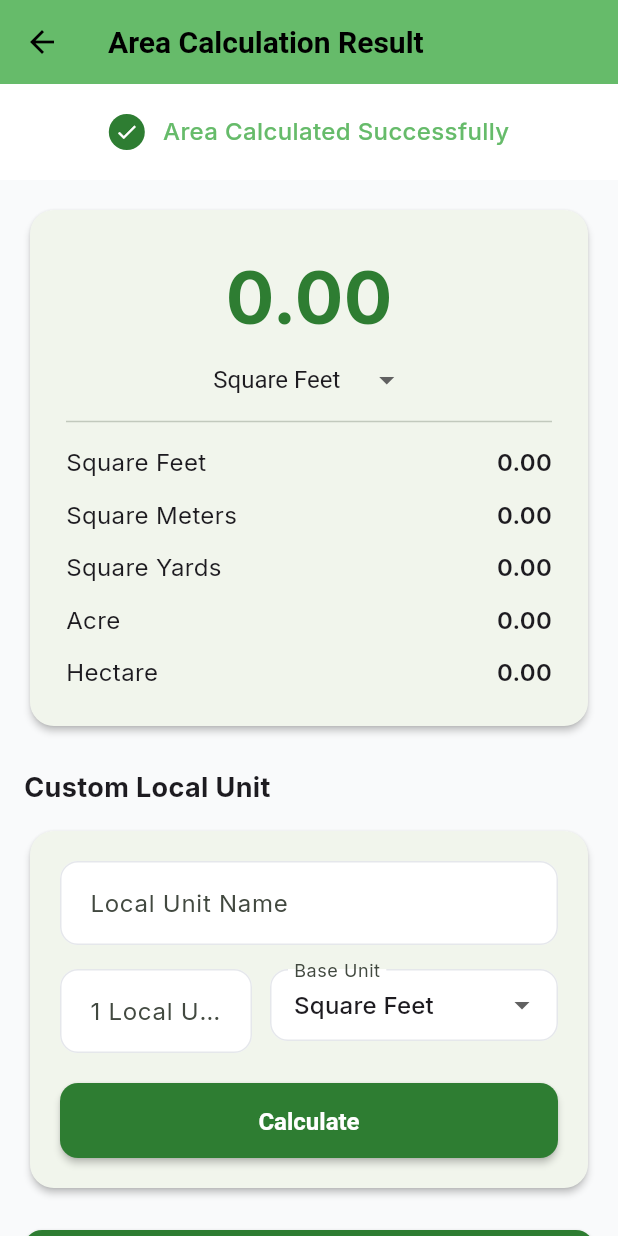
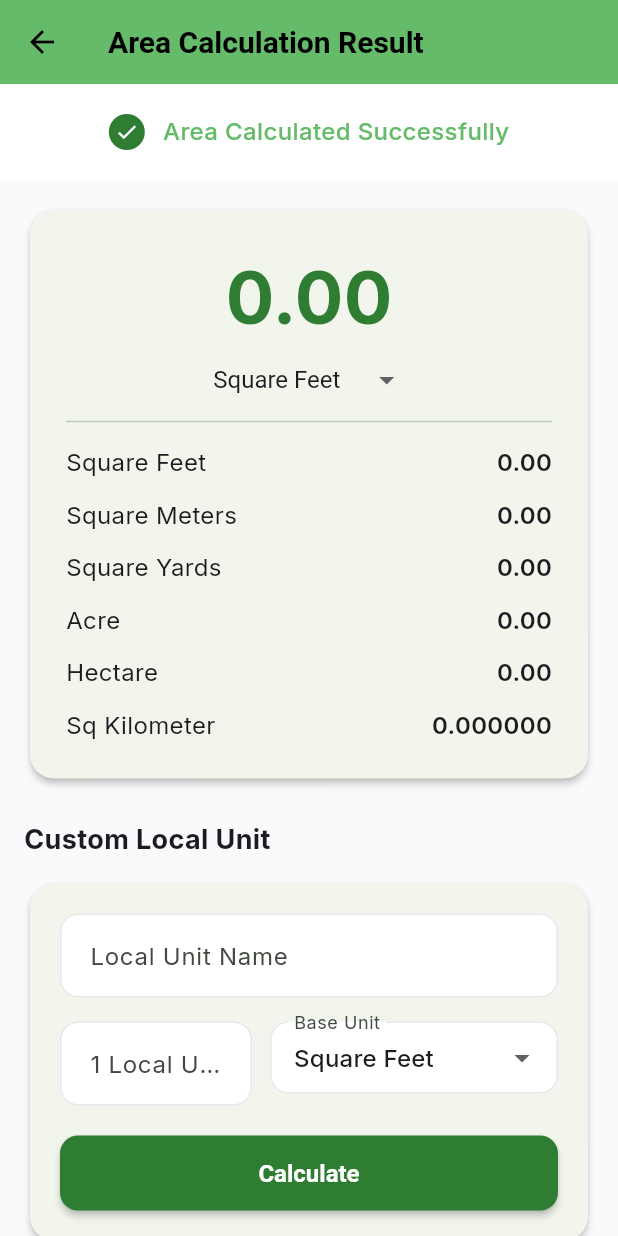
Before and after one commit to ak0586/BhuMitra, a Flutter app: the AreaResultScreen screen opened by its route, on a phone screen of 412 x 824 dp. Run offline on Flutter 3.47's test engine with Material 3 defaults, Android fonts, the phone set to English and light mode, and no system bars; our stand-ins replace cloud_firestore, firebase_auth, firebase_core, flutter_dotenv, flutter_map, flutter_riverpod and 12 more; missing offline and left inert: firebase_app_check, turf; accounts and stored records are empty; network calls fail.

Commit message:
added km unit and updated plot card on saved plot screen

```diff
--- a/lib/features/converter/unit_converter_screen.dart
+++ b/lib/features/converter/unit_converter_screen.dart
@@ -73,6 +73,7 @@ class _UnitConverterScreenState extends ConsumerState<UnitConverterScreen> {
     'Square Feet',
     'Square Meters',
     'Square Yards',
+    'Square Kilometer',
     'Acre',
     'Hectare',
   ];
@@ -82,6 +83,7 @@ class _UnitConverterScreenState extends ConsumerState<UnitConverterScreen> {
     'Square Feet': 1.0,
     'Square Meters': 10.764,
     'Square Yards': 9.0,
+    'Square Kilometer': 10763910.4,
     'Acre': 43560.0,
     'Hectare': 107639.0,
   };
@@ -406,6 +408,7 @@ class _UnitConverterScreenState extends ConsumerState<UnitConverterScreen> {
                       ],
                     ),
                   ),
+                  SizedBox(height: MediaQuery.of(context).padding.bottom + 16),
                 ],
               ),
             ),
--- a/lib/features/home/help_screen.dart
+++ b/lib/features/home/help_screen.dart
@@ -315,6 +315,7 @@ class _HelpScreenState extends ConsumerState<HelpScreen> {
                 ),
 
                 const SizedBox(height: 32),
+                SizedBox(height: MediaQuery.of(context).padding.bottom + 16),
               ],
             ),
           ),
--- a/lib/features/home/home_screen.dart
+++ b/lib/features/home/home_screen.dart
@@ -462,6 +462,10 @@ class _HomeScreenState extends ConsumerState<HomeScreen> {
                           color: const Color(0xFF7B1FA2),
                           onTap: () => context.push('/help'),
                         ),
+
+                        SizedBox(
+                          height: MediaQuery.of(context).padding.bottom + 16,
+                        ),
                       ],
                     ),
                   ),
--- a/lib/features/result/area_result_screen.dart
+++ b/lib/features/result/area_result_screen.dart
@@ -45,11 +45,13 @@ class _AreaResultScreenState extends ConsumerState<AreaResultScreen> {
     'Square Yards': 1.19599005,
     'Acre': 0.00024710538,
     'Hectare': 0.0001,
+    'Sq Kilometer': 0.000001,
   };
 
   // State for navigation and saving
   bool _hasManuallySaved = false;
   bool _canPop = false;
+  bool _isNavigating = false;
 
   BannerAd? _bannerAd;
   bool _isBannerAdLoaded = false;
@@ -523,6 +525,10 @@ class _AreaResultScreenState extends ConsumerState<AreaResultScreen> {
                       'Hectare',
                       areaResult.hectare.toStringAsFixed(4),
                     ),
+                    _buildPdfTableRow(
+                      'Square Kilometer',
+                      (areaResult.squareMeters * 0.000001).toStringAsFixed(6),
+                    ),
                     // Add custom unit if available
                     if (_customCalculatedArea != null &&
                         _unitNameController.text.isNotEmpty)
@@ -825,8 +831,12 @@ class _AreaResultScreenState extends ConsumerState<AreaResultScreen> {
 
   Future<void> _handleBackNavigation() async {
     debugPrint(
-      '_handleBackNavigation called. _hasManuallySaved: $_hasManuallySaved, autoSave: ${ref.read(autoSaveProvider)}',
+      '_handleBackNavigation called. _hasManuallySaved: $_hasManuallySaved, autoSave: ${ref.read(autoSaveProvider)}, isNavigating: $_isNavigating',
     );
+
+    if (_isNavigating) return;
+    _isNavigating = true;
+
     // Check if auto-save is enabled and we haven't saved manually
     final autoSave = ref.read(autoSaveProvider);
 
@@ -963,8 +973,13 @@ class _AreaResultScreenState extends ConsumerState<AreaResultScreen> {
           children: [
             // Main Display Value
             // Main Display Value
+            // Main Display Value
             Text(
-              displayArea.toStringAsFixed(ref.watch(precisionProvider)),
+              displayArea.toStringAsFixed(
+                _selectedDisplayUnit == 'Sq Kilometer'
+                    ? 6
+                    : ref.watch(precisionProvider),
+              ),
               style: const TextStyle(
                 fontSize: 48,
                 fontWeight: FontWeight.bold,
@@ -1014,15 +1029,21 @@ class _AreaResultScreenState extends ConsumerState<AreaResultScreen> {
             _buildPrimaryUnitRow('Acre', _getAreaInUnit('Acre')),
             const SizedBox(height: 12),
             _buildPrimaryUnitRow('Hectare', _getAreaInUnit('Hectare')),
+            const SizedBox(height: 12),
+            _buildPrimaryUnitRow(
+              'Sq Kilometer',
+              _getAreaInUnit('Sq Kilometer'),
+              precision: 6, // Higher precision for small numbers
+            ),
           ],
         ),
       ),
     );
   }
 
-  Widget _buildPrimaryUnitRow(String label, double value) {
-    final precision = ref.watch(precisionProvider);
-    final displayValue = value.toStringAsFixed(precision);
+  Widget _buildPrimaryUnitRow(String label, double value, {int? precision}) {
+    final int displayPrecision = precision ?? ref.watch(precisionProvider);
+    final displayValue = value.toStringAsFixed(displayPrecision);
 
     return Row(
       mainAxisAlignment: MainAxisAlignment.spaceBetween,
--- a/lib/features/settings/settings_screen.dart
+++ b/lib/features/settings/settings_screen.dart
@@ -157,6 +157,7 @@ class _SettingsScreenState extends ConsumerState<SettingsScreen> {
                           'Square Feet',
                           'Square Meters',
                           'Square Yards',
+                          'Sq Kilometer',
                           'Acre',
                           'Hectare',
                         ],
@@ -293,6 +294,7 @@ class _SettingsScreenState extends ConsumerState<SettingsScreen> {
                 ),
 
                 const SizedBox(height: 32),
+                SizedBox(height: MediaQuery.of(context).padding.bottom + 16),
               ],
             ),
           ),
--- a/pubspec.yaml
+++ b/pubspec.yaml
@@ -16,7 +16,7 @@ publish_to: 'none' # Remove this line if you wish to publish to pub.dev
 # https://developer.apple.com/library/archive/documentation/General/Reference/InfoPlistKeyReference/Articles/CoreFoundationKeys.html
 # In Windows, build-name is used as the major, minor, and patch parts
 # of the product and file versions while build-number is used as the build suffix.
-version: 1.0.1+7
+version: 1.0.1+9
 
 environment:
   sdk: ^3.10.0-290.4.beta
```
Also changed, not shown: lib/features/boundary/boundary_marking_screen.dart (+45 -7 lines), lib/features/saved/saved_plots_screen.dart (+65 -30 lines).
